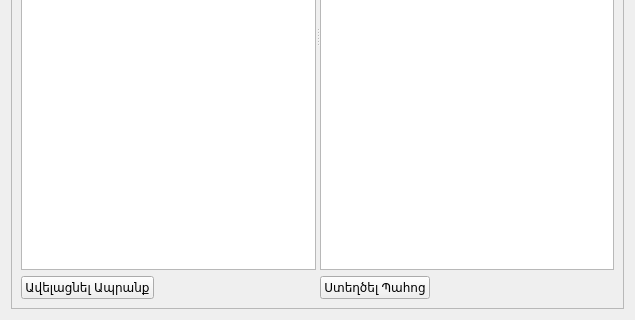
Above: src/settings.ui from ADCompany/AD-Farm before the change; both pictures show x 0 to 635 and y 248 to 568 of the 635 by 568 pixel window. Below: the same form after it.
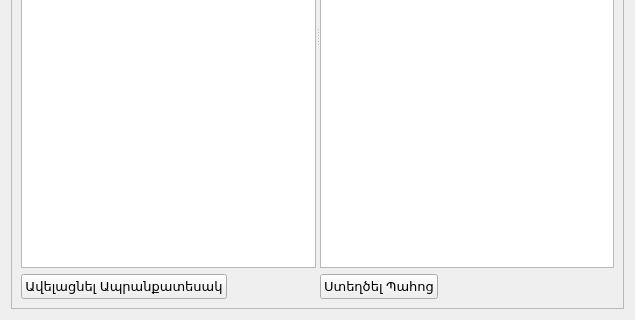
That is the form after the change.

The edit to the form file:
```diff
--- a/src/settings.ui
+++ b/src/settings.ui
@@ -71,8 +71,13 @@
             <layout class="QHBoxLayout" name="horizontalLayout">
              <item>
               <widget class="QPushButton" name="btnAddProduct">
+               <property name="font">
+                <font>
+                 <pointsize>10</pointsize>
+                </font>
+               </property>
                <property name="text">
-                <string>Ավելացնել Ապրանք</string>
+                <string>Ավելացնել Ապրանքատեսակ</string>
                </property>
               </widget>
              </item>
@@ -130,6 +135,11 @@
             <layout class="QHBoxLayout" name="horizontalLayout_4">
              <item>
               <widget class="QPushButton" name="btnAddStore">
+               <property name="font">
+                <font>
+                 <pointsize>10</pointsize>
+                </font>
+               </property>
                <property name="text">
                 <string>Ստեղծել Պահոց</string>
                </property>
```
